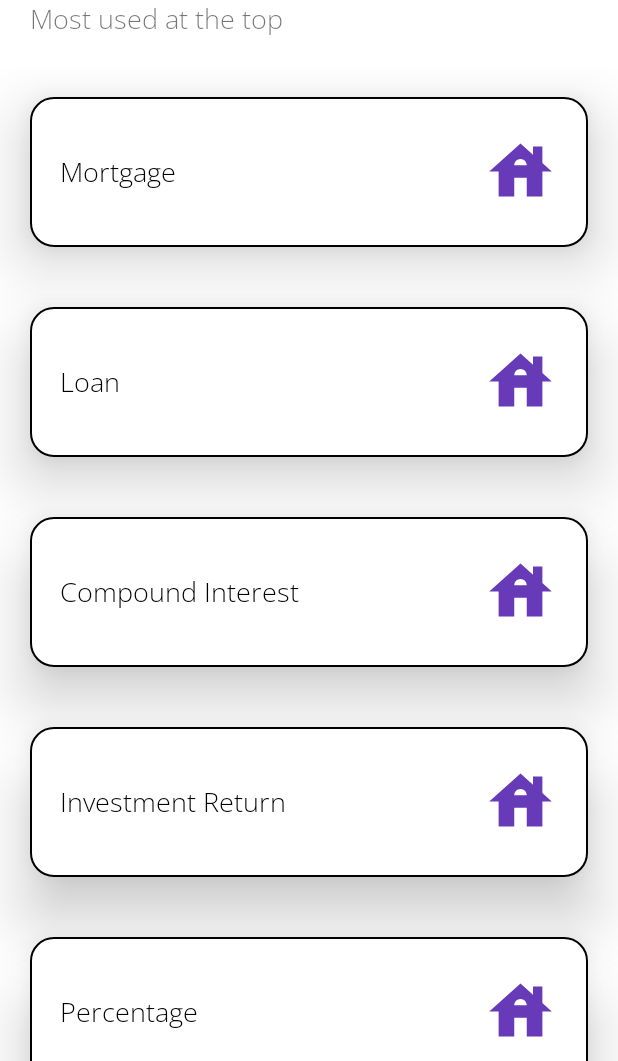
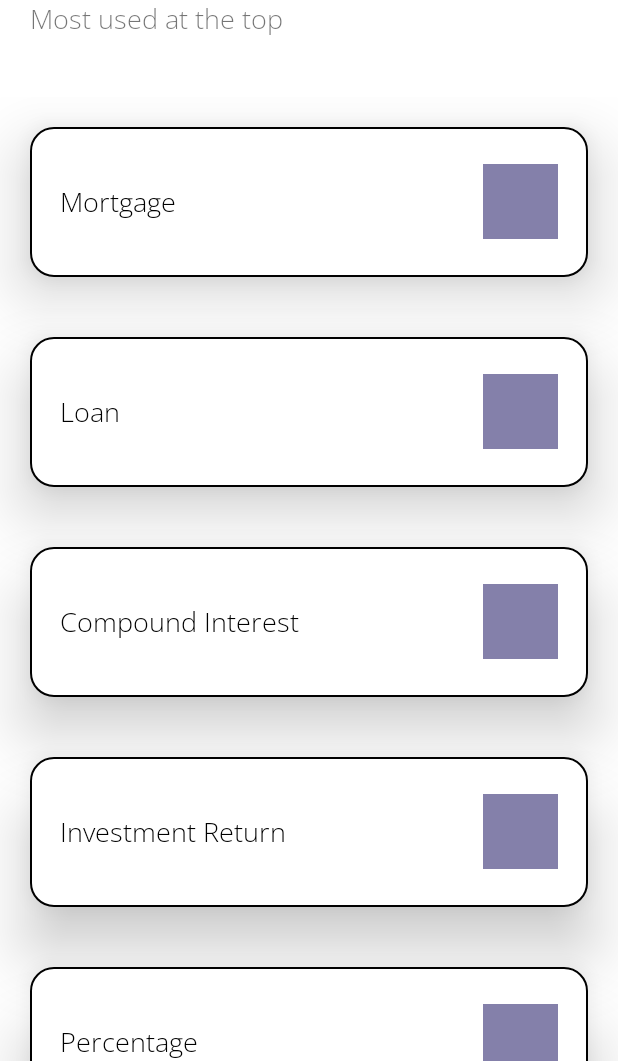
Before and after one commit to btcwojak/calculat, an Android app: the screen it shows after launch (MainActivity), on a phone screen of 412 x 824 dp, the part 175-1236 px from its top. Run offline under Robolectric (Android 15) with nearby library versions, the light colour scheme and no system bars.

Commit message:
Added recyclerview for calculator list

```diff
--- a/app/build.gradle
+++ b/app/build.gradle
@@ -12,14 +12,15 @@ android {
         minSdkVersion 21
         targetSdkVersion 30
         versionCode 1
-        versionName "1.0"
+        versionName "1.0.0"
 
         testInstrumentationRunner "androidx.test.runner.AndroidJUnitRunner"
     }
 
     buildTypes {
         release {
-            minifyEnabled false
+            minifyEnabled true
+            shrinkResources true
             proguardFiles getDefaultProguardFile('proguard-android-optimize.txt'), 'proguard-rules.pro'
         }
     }
@@ -30,6 +31,11 @@ android {
     kotlinOptions {
         jvmTarget = '1.8'
     }
+
+    buildFeatures {
+        viewBinding true
+    }
+
 }
 
 dependencies {
--- /dev/null
+++ b/app/src/main/java/com/spudg/kalk/CalculatorAdapter.kt
@@ -0,0 +1,47 @@
+package com.spudg.kalk
+
+import android.content.Context
+import android.view.LayoutInflater
+import android.view.ViewGroup
+import androidx.core.graphics.drawable.toDrawable
+import androidx.recyclerview.widget.RecyclerView
+import com.spudg.kalk.databinding.CalculatorRowBinding
+import java.util.*
+
+class CalculatorAdapter(private val context: Context, private val items: ArrayList<CalculatorModel>) :
+        RecyclerView.Adapter<CalculatorAdapter.CalculatorViewHolder>() {
+
+    inner class CalculatorViewHolder(val binding: CalculatorRowBinding) :
+            RecyclerView.ViewHolder(binding.root)
+
+    override fun onCreateViewHolder(parent: ViewGroup, viewType: Int): CalculatorViewHolder {
+        val binding = CalculatorRowBinding
+                .inflate(LayoutInflater.from(parent.context), parent, false)
+        return CalculatorViewHolder(binding)
+    }
+
+
+    override fun onBindViewHolder(holder: CalculatorViewHolder, position: Int) {
+
+        with(holder) {
+            val calc = items[position]
+
+            binding.calcName.text = calc.name
+            binding.calcIcon.background = R.drawable.house.toDrawable()
+
+            //binding.notesBtn.setOnClickListener {
+            //    if (context is MainActivity) {
+            //        context.viewNoteForRecordId(record.id)
+            //    }
+            //}
+
+        }
+
+    }
+
+    override fun getItemCount(): Int {
+        return items.size
+    }
+
+
+}
--- /dev/null
+++ b/app/src/main/java/com/spudg/kalk/CalculatorModel.kt
@@ -0,0 +1,6 @@
+package com.spudg.kalk
+
+class CalculatorModel(
+    val name: String,
+    val icon: Int,
+)
--- a/app/src/main/java/com/spudg/kalk/MainActivity.kt
+++ b/app/src/main/java/com/spudg/kalk/MainActivity.kt
@@ -2,10 +2,36 @@ package com.spudg.kalk
 
 import androidx.appcompat.app.AppCompatActivity
 import android.os.Bundle
+import android.util.Log
+import android.view.View
+import androidx.recyclerview.widget.LinearLayoutManager
+import com.spudg.kalk.databinding.ActivityMainBinding
 
 class MainActivity : AppCompatActivity() {
+
+    private lateinit var bindingMain: ActivityMainBinding
+
     override fun onCreate(savedInstanceState: Bundle?) {
         super.onCreate(savedInstanceState)
-        setContentView(R.layout.activity_main)
+        bindingMain = ActivityMainBinding.inflate(layoutInflater)
+        val view = bindingMain.root
+        setContentView(view)
+
+        setUpCalculatorList()
+
     }
+
+    private fun setUpCalculatorList() {
+        val calculators: ArrayList<CalculatorModel> = ArrayList()
+        calculators.add(CalculatorModel("Mortgage",R.drawable.house))
+        calculators.add(CalculatorModel("Loan",R.drawable.house))
+        calculators.add(CalculatorModel("Compound Interest",R.drawable.money))
+        calculators.add(CalculatorModel("Investment Return",R.drawable.house))
+        calculators.add(CalculatorModel("Percentage",R.drawable.house))
+        val manager = LinearLayoutManager(this)
+        bindingMain.rvCalculators.layoutManager = manager
+        val calcAdapter = CalculatorAdapter(this, calculators)
+        bindingMain.rvCalculators.adapter = calcAdapter
+    }
+
 }
--- a/app/src/main/res/layout/activity_main.xml
+++ b/app/src/main/res/layout/activity_main.xml
@@ -95,27 +95,20 @@
 
     </LinearLayout>
 
-    <ScrollView
+    <LinearLayout
+        android:id="@+id/llCalculators"
         android:layout_width="match_parent"
-        android:layout_height="match_parent">
+        android:layout_height="wrap_content"
+        android:layout_marginTop="20dp"
+        app:layout_constraintTop_toTopOf="parent">
 
-    <LinearLayout
-        android:layout_width="match_parent"
-        android:layout_height="0dp"
-        android:orientation="vertical">
-
-        <include layout="@layout/calculator_row_mortgage" />
-
-        <include layout="@layout/calculator_row_loan" />
-
-        <include layout="@layout/calculator_row_compound_interest" />
-
-        <include layout="@layout/calculator_row_investment_return" />
-
-        <include layout="@layout/calculator_row_percentage" />
+        <androidx.recyclerview.widget.RecyclerView
+            android:id="@+id/rvCalculators"
+            android:layout_width="match_parent"
+            android:layout_height="wrap_content"
+            android:clipToPadding="false"
+            android:paddingBottom="80dp" />
 
     </LinearLayout>
 
-    </ScrollView>
-
 </LinearLayout>
```
Also changed, not shown: app/src/main/res/layout/calculator_row.xml (renamed from app/src/main/res/layout/calculator_row_compound_interest.xml).
